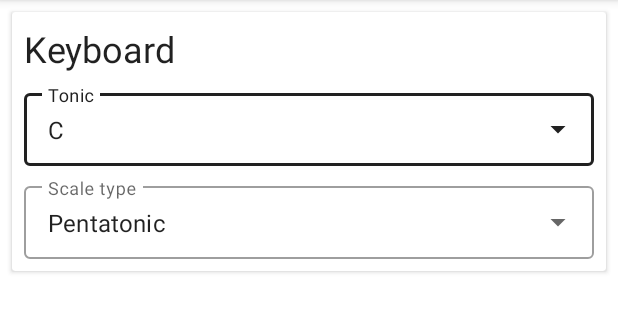
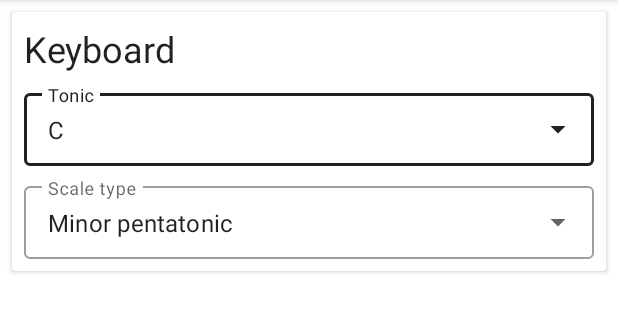
Before and after one commit to jonnyandrew/synth, an Android app: the fragment KeyboardFragment shown on its own in the app's theme, on a phone screen of 412 x 824 dp, the part 84-417 px from its top. Run offline under Robolectric (Android 15) with nearby library versions, the phone set to English and light mode, and no system bars; our stand-ins replace Dagger/Hilt's generated code.

Commit message:
Fix mislabeled scale types

```diff
--- a/app/src/main/java/com/flatmapdev/synth/keyboardShared/ScaleTypeToUiString.kt
+++ b/app/src/main/java/com/flatmapdev/synth/keyboardShared/ScaleTypeToUiString.kt
@@ -7,6 +7,6 @@ import com.flatmapdev.synth.keyboardCore.model.ScaleType
 @StringRes
 fun ScaleType.toUiString() = when (this) {
     ScaleType.Major -> R.string.scale_type_major
-    ScaleType.HarmonicMinor -> R.string.scale_type_minor
-    ScaleType.MinorPentatonic -> R.string.scale_type_pentatonic
+    ScaleType.HarmonicMinor -> R.string.scale_type_harmonic_minor
+    ScaleType.MinorPentatonic -> R.string.scale_type_minor_pentatonic
 }
--- a/app/src/main/res/values/strings.xml
+++ b/app/src/main/res/values/strings.xml
@@ -17,8 +17,8 @@
     <string name="keyboard_scale_tonic">Tonic</string>
     <string name="keyboard_scale_type">Scale type</string>
     <string name="scale_type_major">Major</string>
-    <string name="scale_type_minor">Minor</string>
-    <string name="scale_type_pentatonic">Pentatonic</string>
+    <string name="scale_type_harmonic_minor">Harmonic minor</string>
+    <string name="scale_type_minor_pentatonic">Minor pentatonic</string>
     <string name="note_a">A</string>
     <string name="note_a_sharp_b_flat">A&#9839; / B&#9837;</string>
     <string name="note_b">B</string>
```
Also changed, not shown: 1 other file.
